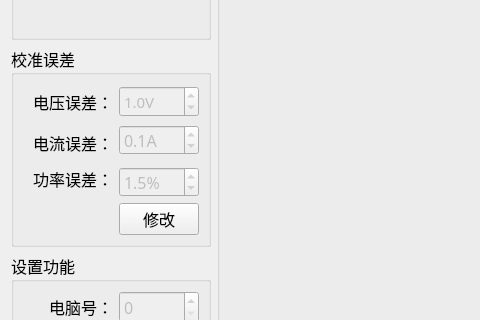
Above: PDU-MonitorTest/setups/setup_mainwid.ui from ChinaClever/PDU-MonitorTool before the change; both pictures show x 0 to 480 and y 214 to 534 of the 1024 by 750 pixel window. Below: the same form after it.
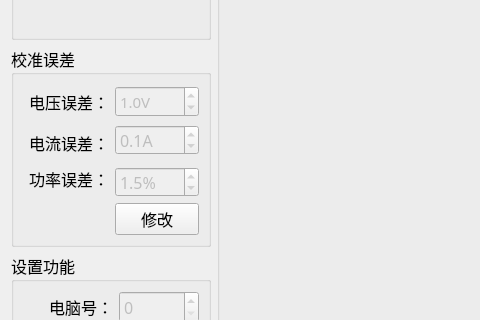
That is the form after the change.

The edit to the form file:
```diff
--- a/PDU-MonitorTest/setups/setup_mainwid.ui
+++ b/PDU-MonitorTest/setups/setup_mainwid.ui
@@ -162,7 +162,7 @@
          <number>1</number>
         </property>
         <property name="maximum">
-         <double>10.000000000000000</double>
+         <double>50000000.000000000000000</double>
         </property>
         <property name="value">
          <double>1.000000000000000</double>
```
